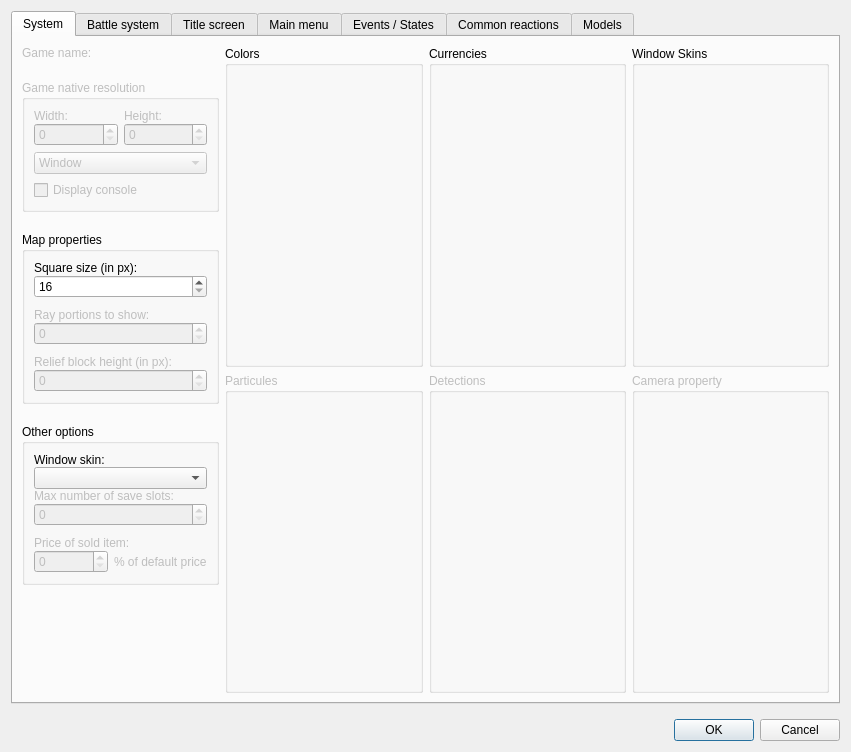
First picture: the form in Dialogs/dialogsystems.ui, repository RPG-Paper-Maker/RPG-Paper-Maker, before the edit.
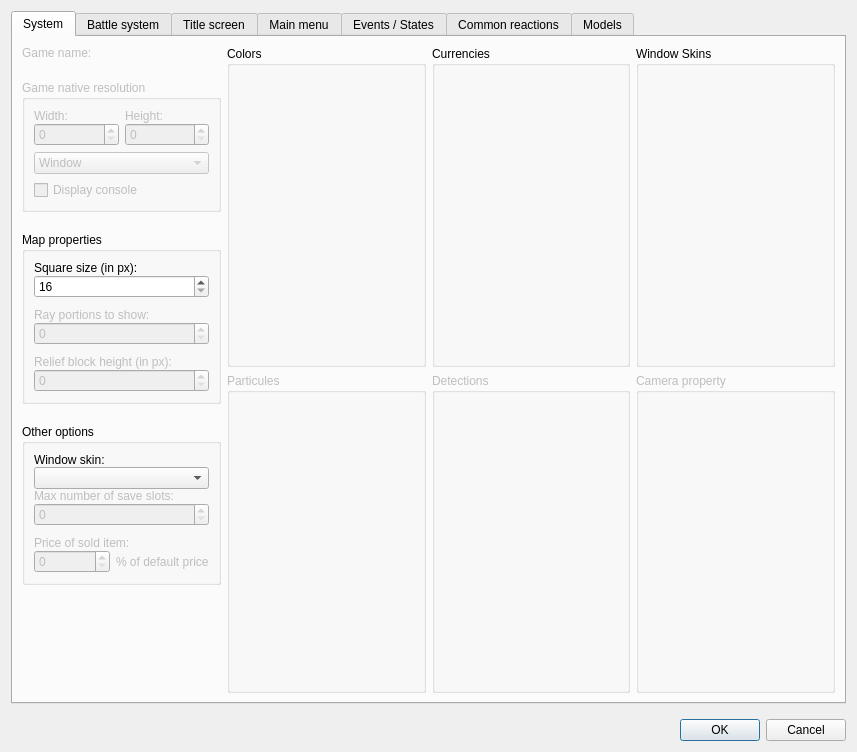
Second picture: the form after the edit. The open tabs and pages were chosen to show the change. Custom widgets are drawn as their Qt base class.

```diff
--- a/Dialogs/dialogsystems.ui
+++ b/Dialogs/dialogsystems.ui
@@ -6,7 +6,7 @@
    <rect>
     <x>0</x>
     <y>0</y>
-    <width>851</width>
+    <width>857</width>
     <height>752</height>
    </rect>
   </property>
```
Left out of the diff: 2 changed lines with no effect on the pictures.
